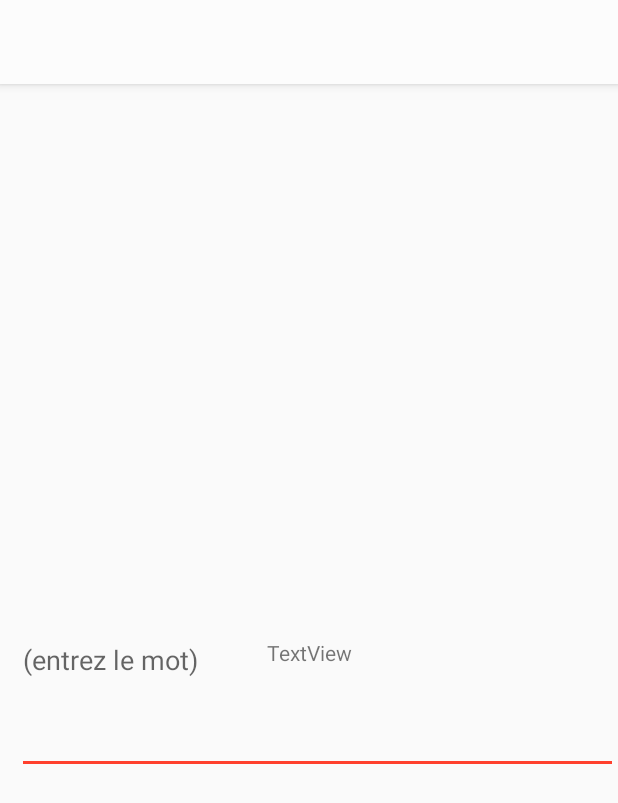
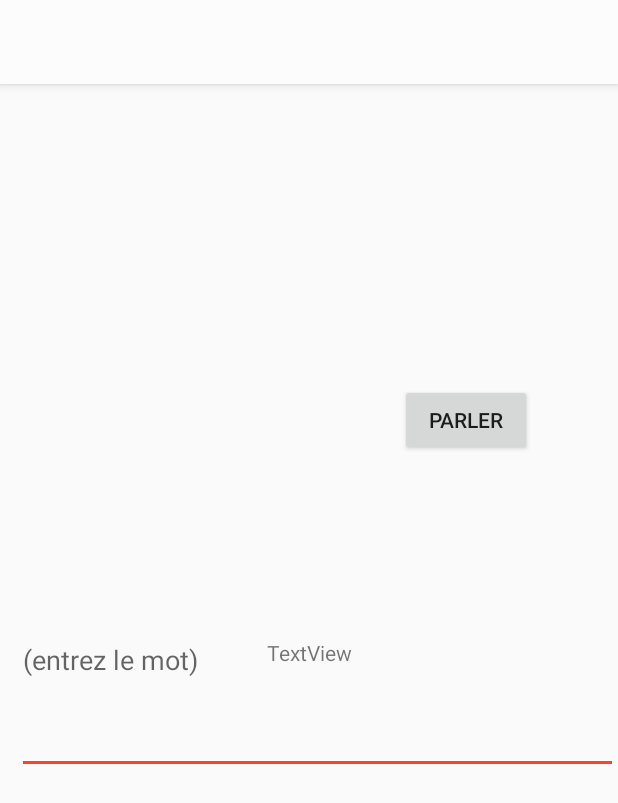
Before and after one commit to Rankangi/ProjetAppli, an Android app: the SoloActivity screen opened directly, with no data from a screen before it, on a phone screen of 412 x 824 dp. Shown: the top 803 px of the screen. Run offline under Robolectric (Android 15) with nearby library versions, the phone set to English and light mode, and no system bars.

Commit message:
add speek button and check if the word is correct

```diff
--- a/app/src/main/java/fr/insacvl/educations/SoloActivity.java
+++ b/app/src/main/java/fr/insacvl/educations/SoloActivity.java
@@ -5,16 +5,31 @@ import android.support.v7.app.AppCompatActivity;
 import android.os.Bundle;
 import android.view.KeyEvent;
 import android.view.View;
+import android.widget.Button;
 import android.widget.EditText;
 import android.widget.TextView;
 
+import java.util.List;
 import java.util.Locale;
+import java.util.Random;
+
+import fr.insacvl.educations.helper.DatabaseHelper;
+import fr.insacvl.educations.modele.Mot;
+
 
 public class SoloActivity extends AppCompatActivity {
-    // initialize text input by user
-    private EditText textbox;
+    // Get the DB:
+    DatabaseHelper db;
+    // initialize variable text input by user
+    private EditText textboxUser;
+    // initialize variable buton speech
+    private Button speechButton;
     // initialize object for text to speech
     private TextToSpeech ttobj;
+    // initialize word chosen in BD :
+    private Mot dbWord;
+    // to check if the word was found
+    boolean wordfoud = true;
 
 
 
@@ -25,12 +40,43 @@ public class SoloActivity extends AppCompatActivity {
             if((keyEvent.getAction() == KeyEvent.ACTION_DOWN)&&(i==KeyEvent.KEYCODE_ENTER)){
                 TextView text;
                 text = findViewById(R.id.enteredText);
-                text.setText(textbox.getText());
-                // ttobj usage to speak
-                ttobj.speak(String.valueOf(textbox.getText()),TextToSpeech.QUEUE_FLUSH,null);
+                text.setText(textboxUser.getText());
+                // on check si le mot entré est le bon
+                if( !wordfoud && dbWord.getContenu().equals(String.valueOf(text.getText()))){
+                    // si oui il est trouvé (on aura un nouveau mot avec le speech button)
+                    wordfoud = true;
+                    // on donne la récompense
+                    ttobj.speak(String.valueOf("Bravo"),TextToSpeech.QUEUE_FLUSH,null);
+                }
+                // clean de la text box
+                textboxUser.setText("");
                 return true;
             }
             return false;
+        }
+    };
+
+    private View.OnClickListener clickListener = new View.OnClickListener() {
+        @Override
+        public void onClick(View view) {
+            // pour générer le mot random
+            List<Mot> dbWordCount = db.getAllMots();
+            int listsize = dbWordCount.size();
+            // check si il y a au moins un mot dans la bd
+            if(listsize == 0){
+                ttobj.speak(String.valueOf("Pas de mots"),TextToSpeech.QUEUE_FLUSH,null);
+                return;
+            }
+            // si oui :
+            if(wordfoud) {
+                // choisi un mot random
+                int chosenid = new Random().nextInt(listsize); //((max - min) + 1) + min
+                dbWord = dbWordCount.get(chosenid);
+                // le mot n'est pas trouvé
+                wordfoud = false;
+            }
+
+            ttobj.speak(dbWord.getContenu(),TextToSpeech.QUEUE_FLUSH,null);
         }
     };
 
@@ -38,8 +84,14 @@ public class SoloActivity extends AppCompatActivity {
     protected void onCreate(Bundle savedInstanceState) {
         super.onCreate(savedInstanceState);
         setContentView(R.layout.activity_solo);
-        textbox = findViewById(R.id.getTheWord);
-        textbox.setOnKeyListener(keylistener);
+        // Setup DB:
+        db = new DatabaseHelper(getApplicationContext());
+        // link textboxuser to the textbox and the listener
+        textboxUser = findViewById(R.id.getTheWord);
+        textboxUser.setOnKeyListener(keylistener);
+        // link speechButton to the textbox and the listener
+        speechButton = findViewById(R.id.speechButton);
+        speechButton.setOnClickListener(clickListener);
         // Create Object Text to Speech
         ttobj = new TextToSpeech(getApplicationContext(), new TextToSpeech.OnInitListener() {
             @Override
--- a/app/src/main/res/layout/activity_solo.xml
+++ b/app/src/main/res/layout/activity_solo.xml
@@ -33,5 +33,13 @@
             android:layout_marginTop="369dp"
             android:text="TextView" />
 
+        <Button
+            android:id="@+id/speechButton"
+            android:layout_width="wrap_content"
+            android:layout_height="wrap_content"
+            android:layout_marginLeft="400px"
+            android:layout_marginTop="300px"
+            android:text="Parler" />
+
     </RelativeLayout>
 </android.support.constraint.ConstraintLayout>
```
